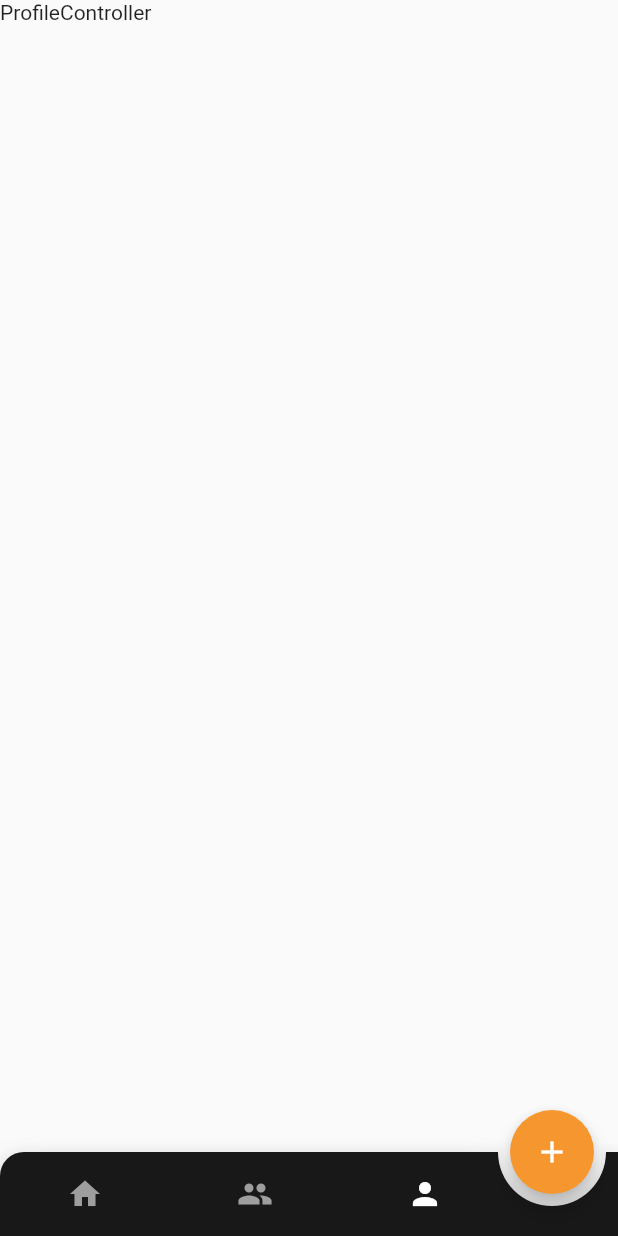
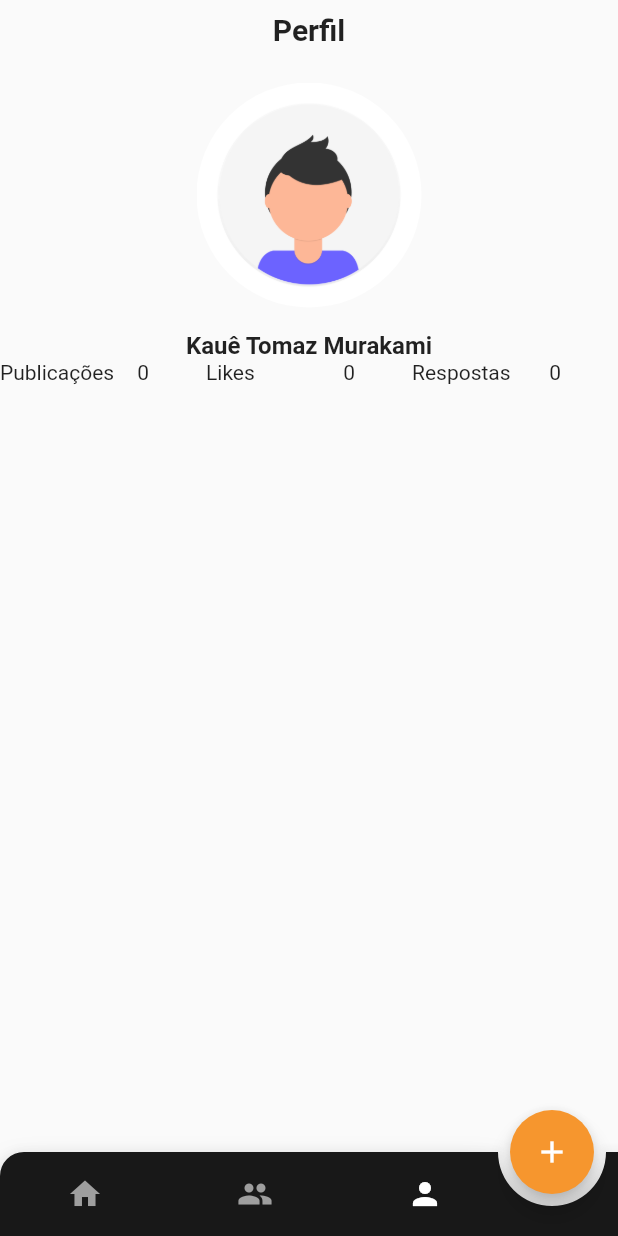
Before and after one commit to kauemurakami/blogging, a Flutter app: the screen it shows after launch, item 3 of the bottom bar chosen, on a phone screen of 412 x 824 dp. Run offline on Flutter 3.47's test engine with Material 2 defaults, Android fonts, the phone set to English and light mode, and no system bars; drawn by our look-alikes of animated_bottom_navigation_bar; our stand-ins replace flutter_spinkit, get, get_storage, glassmorphism, lite_rolling_switch; network calls fail.

Commit message:
update project

```diff
--- a/lib/app/data/providers/api/api.dart
+++ b/lib/app/data/providers/api/api.dart
@@ -9,7 +9,6 @@ class EprhomProvider extends GetConnect {
     Rx<Posts> posts;
     final response = await get<Rx<Posts>>(baseUrl, decoder: (res) {
       posts = Posts.fromJson(res).obs;
-      print(posts.value.result.length.toString());
       return posts;
     });
     if (response.hasError) {
--- a/lib/app/data/services/auth_service/service.dart
+++ b/lib/app/data/services/auth_service/service.dart
@@ -0,0 +1,16 @@
+import 'package:get/get.dart';
+import 'package:teste_eprhom/app/data/models/posts.dart';
+
+class AuthService extends GetxService {
+  Future<AuthService> init() async {
+    return this;
+  }
+
+  Rx<Result> user = Result(
+    autorNome: 'Kauê Tomaz Murakami',
+    autorImageUrl: 'assets/images/avatar.png',
+  ).obs;
+  login() {}
+  logout() {}
+  signUp() {}
+}
--- a/lib/app/modules/posts/controller.dart
+++ b/lib/app/modules/posts/controller.dart
@@ -2,16 +2,19 @@ import 'package:get/get.dart';
 import 'package:teste_eprhom/app/data/models/posts.dart';
 import 'package:teste_eprhom/app/data/providers/api/api.dart';
 import 'package:teste_eprhom/app/data/services/app_config_service/service.dart';
+import 'package:teste_eprhom/app/data/services/auth_service/service.dart';
 import 'package:teste_eprhom/app/modules/posts/repository.dart';
 import 'package:teste_eprhom/core/values/strings.dart';
 
 class PostsController extends GetxController with StateMixin<Rx<Posts>> {
   final PostsRepository repository = PostsRepository(EprhomProvider());
   AppConfigService appConfigService;
+  AuthService authService;
   final expanded = false.obs;
   @override
   void onInit() {
     this.appConfigService = Get.find<AppConfigService>();
+    this.authService = Get.find<AuthService>();
     this.repository.getAllPosts().then((resp) {
       change(resp, status: RxStatus.success());
     }, onError: (err) {
--- a/lib/app/modules/profile/controller.dart
+++ b/lib/app/modules/profile/controller.dart
@@ -1,7 +1,17 @@
 import 'package:get/get.dart';
 import 'package:teste_eprhom/app/data/providers/api/api.dart';
+import 'package:teste_eprhom/app/data/services/app_config_service/service.dart';
+import 'package:teste_eprhom/app/data/services/auth_service/service.dart';
 import 'package:teste_eprhom/app/modules/profile/repository.dart';
 
 class ProfileController extends GetxController {
   final ProfileRepository repository = ProfileRepository(EprhomProvider());
+  AppConfigService appConfigService;
+  AuthService authService;
+  @override
+  void onInit() {
+    this.appConfigService = Get.find<AppConfigService>();
+    this.authService = Get.find<AuthService>();
+    super.onInit();
+  }
 }
--- a/lib/app/modules/profile/page.dart
+++ b/lib/app/modules/profile/page.dart
@@ -1,5 +1,7 @@
 import 'package:flutter/material.dart';
 import 'package:get/get.dart';
+import 'package:teste_eprhom/core/theme/text_theme.dart';
+import 'package:teste_eprhom/core/values/strings.dart';
 import 'controller.dart';
 
 class ProfilePage extends GetView {
@@ -7,6 +9,62 @@ class ProfilePage extends GetView {
 
   @override
   Widget build(BuildContext context) {
-    return Scaffold(body: SafeArea(child: Text('ProfileController')));
+    return Scaffold(
+      resizeToAvoidBottomInset: false,
+      resizeToAvoidBottomPadding: false,
+      body: SafeArea(
+        child: Container(
+          height: Get.height,
+          width: Get.width,
+          child: Column(
+            crossAxisAlignment: CrossAxisAlignment.center,
+            children: [
+              Row(
+                mainAxisAlignment: MainAxisAlignment.center,
+                children: [
+                  Padding(
+                    padding: const EdgeInsets.all(8.0),
+                    child: Text(
+                      profile,
+                      style: title_style,
+                    ),
+                  ),
+                ],
+              ),
+              Container(
+                margin: EdgeInsets.only(top: 16.0, bottom: 16.0),
+                height: 150.0,
+                width: 150.0,
+                decoration: BoxDecoration(
+                    shape: BoxShape.circle,
+                    image: DecorationImage(
+                        image: AssetImage(this
+                            .controller
+                            .authService
+                            .user
+                            .value
+                            .autorImageUrl),
+                        fit: BoxFit.cover)),
+              ),
+              Text(
+                this.controller.authService.user.value.autorNome,
+                style: TextStyle(fontSize: 16.0, fontWeight: FontWeight.w600),
+              ),
+              Row(
+                mainAxisAlignment: MainAxisAlignment.center,
+                children: [
+                  Expanded(flex: 2, child: Text('Publicações')),
+                  Expanded(flex: 1, child: Text('0')),
+                  Expanded(flex: 2, child: Text('Likes')),
+                  Expanded(flex: 1, child: Text('0')),
+                  Expanded(flex: 2, child: Text('Respostas')),
+                  Expanded(flex: 1, child: Text('0')),
+                ],
+              )
+            ],
+          ),
+        ),
+      ),
+    );
   }
 }
--- a/lib/core/values/strings.dart
+++ b/lib/core/values/strings.dart
@@ -12,3 +12,4 @@ const deslike = 'Descurtir';
 const ops = 'Ops';
 const not_answers = 'Ainda não existem respostas para essa publicação.';
 const friends = 'Membros';
+const profile = 'Perfil';
--- a/lib/main.dart
+++ b/lib/main.dart
@@ -2,6 +2,7 @@ import 'package:flutter/material.dart';
 import 'package:get/get.dart';
 import 'package:get_storage/get_storage.dart';
 import 'package:teste_eprhom/app/data/services/app_config_service/service.dart';
+import 'package:teste_eprhom/app/data/services/auth_service/service.dart';
 import 'package:teste_eprhom/app/modules/splash/binding.dart';
 import 'package:teste_eprhom/app/modules/splash/page.dart';
 import 'package:teste_eprhom/core/theme/app_theme.dart';
@@ -10,6 +11,7 @@ import 'package:teste_eprhom/routes/pages.dart';
 void main() async {
   await GetStorage.init();
   await Get.putAsync(() => AppConfigService().init());
+  await Get.putAsync(() => AuthService().init());
   runApp(GetMaterialApp(
     debugShowCheckedModeBanner: false,
     initialRoute: Routes.SPLASH,
--- a/pubspec.yaml
+++ b/pubspec.yaml
@@ -30,6 +30,7 @@ dependencies:
   flutter_spinkit:
   get_storage:
   glassmorphism: ^1.0.6
+
   # The following adds the Cupertino Icons font to your application.
   # Use with the CupertinoIcons class for iOS style icons.
   cupertino_icons: ^1.0.0
```
